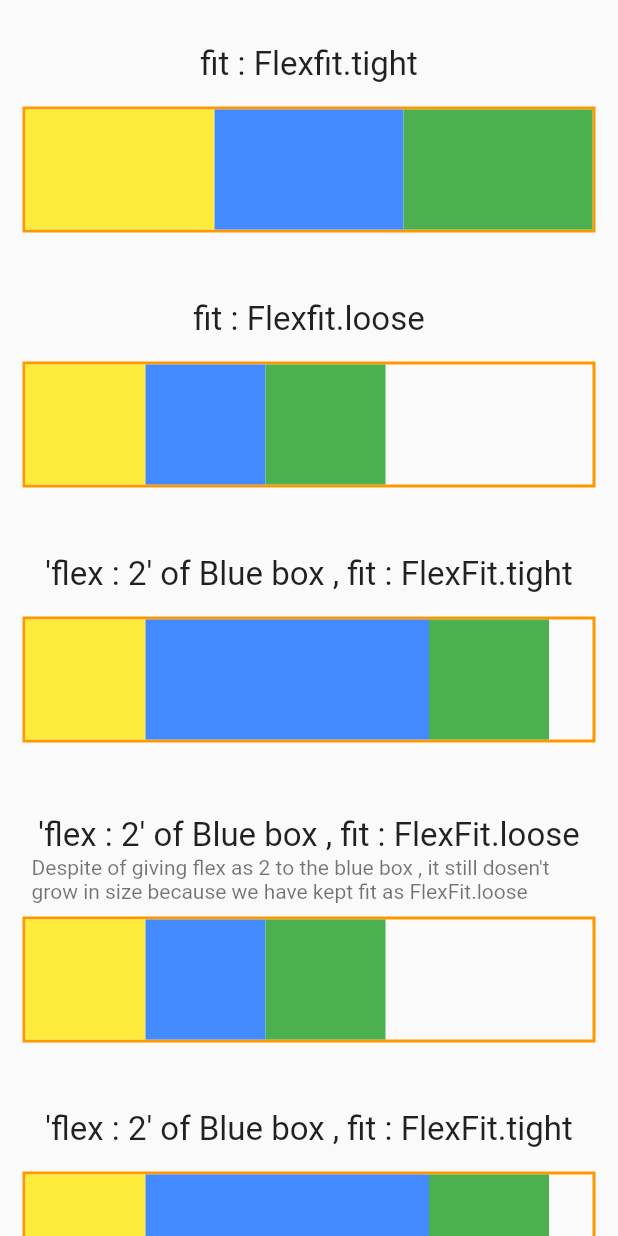
After one commit to ACM-VIT/fludget, a Flutter app: the FlexibleWidget screen opened directly, on a phone screen of 412 x 824 dp. The commit adds this screen. Run offline on Flutter 3.47's test engine with Material 2 defaults, Android fonts, the light colour scheme and no system bars; our stand-ins replace file_picker.

Commit message:
Initial update commit

```diff
--- /dev/null
+++ b/lib/flexible.dart
@@ -0,0 +1,225 @@
+import 'package:flutter/material.dart';
+
+class FlexibleWidget extends StatefulWidget {
+  const FlexibleWidget({Key? key}) : super(key: key);
+
+  @override
+  _FlexibleWidgetState createState() => _FlexibleWidgetState();
+}
+
+class _FlexibleWidgetState extends State<FlexibleWidget> {
+  @override
+  Widget build(BuildContext context) {
+    return Scaffold(
+      body: SingleChildScrollView(
+        child: Container(
+          child: Column(
+            children: [
+              Container(
+                margin: EdgeInsets.only(top: 30, bottom: 0),
+                child: Text(
+                  "fit : Flexfit.tight",
+                  style: TextStyle(fontSize: 22),
+                ),
+              ),
+              Container(
+                margin: EdgeInsets.all(15),
+                decoration: BoxDecoration(
+                    border: Border.all(color: Colors.orange, width: 2)),
+                width: double.infinity,
+                child: Row(
+                  children: [
+                    Flexible(
+                        fit: FlexFit.tight,
+                        child: Container(
+                          color: Colors.yellow,
+                          height: 80,
+                          width: 80,
+                        )),
+                    Flexible(
+                        fit: FlexFit.tight,
+                        child: Container(
+                          color: Colors.blueAccent,
+                          height: 80,
+                          width: 80,
+                        )),
+                    Flexible(
+                      fit: FlexFit.tight,
+                      child: Container(
+                        color: Colors.green,
+                        height: 80,
+                        width: 80,
+                      ),
+                    ),
+                  ],
+                ),
+              ),
+              Container(
+                margin: EdgeInsets.only(top: 30, bottom: 0),
+                child: Text(
+                  "fit : Flexfit.loose",
+                  style: TextStyle(fontSize: 22),
+                ),
+              ),
+              Container(
+                margin: EdgeInsets.all(15),
+                decoration: BoxDecoration(
+                    border: Border.all(color: Colors.orange, width: 2)),
+                width: double.infinity,
+                child: Row(
+                  children: [
+                    Flexible(
+                        fit: FlexFit.loose,
+                        child: Container(
+                          color: Colors.yellow,
+                          height: 80,
+                          width: 80,
+                        )),
+                    Flexible(
+                        fit: FlexFit.loose,
+                        child: Container(
+                          color: Colors.blueAccent,
+                          height: 80,
+                          width: 80,
+                        )),
+                    Flexible(
+                      fit: FlexFit.loose,
+                      child: Container(
+                        color: Colors.green,
+                        height: 80,
+                        width: 80,
+                      ),
+                    ),
+                  ],
+                ),
+              ),
+              Container(
+                margin: EdgeInsets.only(top: 30, bottom: 0),
+                child: Text(
+                  "\'flex : 2\' of Blue box , fit : FlexFit.tight",
+                  style: TextStyle(fontSize: 22),
+                ),
+              ),
+              Container(
+                margin: EdgeInsets.all(15),
+                decoration: BoxDecoration(
+                    border: Border.all(color: Colors.orange, width: 2)),
+                width: double.infinity,
+                child: Row(
+                  children: [
+                    Flexible(
+                        child: Container(
+                      color: Colors.yellow,
+                      height: 80,
+                      width: 80,
+                    )),
+                    Flexible(
+                        flex: 2,
+                        fit: FlexFit.tight,
+                        child: Container(
+                          color: Colors.blueAccent,
+                          height: 80,
+                          width: 80,
+                        )),
+                    Flexible(
+                      child: Container(
+                        color: Colors.green,
+                        height: 80,
+                        width: 80,
+                      ),
+                    ),
+                  ],
+                ),
+              ),
+              Container(
+                margin: EdgeInsets.only(top: 30, bottom: 0),
+                padding: EdgeInsets.symmetric(horizontal: 5),
+                child: ListTile(
+                  title: Text(
+                    "\'flex : 2\' of Blue box , fit : FlexFit.loose",
+                    style: TextStyle(
+                      fontSize: 22,
+                    ),
+                    textAlign: TextAlign.center,
+                  ),
+                  subtitle: Text(
+                      "Despite of giving flex as 2 to the blue box , it still dosen't grow in size because we have kept fit as FlexFit.loose"),
+                ),
+              ),
+              Container(
+                margin:
+                    EdgeInsets.only(bottom: 15, top: 5, left: 15, right: 15),
+                decoration: BoxDecoration(
+                    border: Border.all(color: Colors.orange, width: 2)),
+                width: double.infinity,
+                child: Row(
+                  children: [
+                    Flexible(
+                        child: Container(
+                      color: Colors.yellow,
+                      height: 80,
+                      width: 80,
+                    )),
+                    Flexible(
+                        flex: 2,
+                        fit: FlexFit.loose,
+                        child: Container(
+                          color: Colors.blueAccent,
+                          height: 80,
+                          width: 80,
+                        )),
+                    Flexible(
+                      child: Container(
+                        color: Colors.green,
+                        height: 80,
+                        width: 80,
+                      ),
+                    ),
+                  ],
+                ),
+              ),
+              Container(
+                margin: EdgeInsets.only(top: 30, bottom: 0),
+                child: Text(
+                  "\'flex : 2\' of Blue box , fit : FlexFit.tight",
+                  style: TextStyle(fontSize: 22),
+                ),
+              ),
+              Container(
+                margin: EdgeInsets.all(15),
+                decoration: BoxDecoration(
+                    border: Border.all(color: Colors.orange, width: 2)),
+                width: double.infinity,
+                child: Row(
+                  children: [
+                    Flexible(
+                        child: Container(
+                      color: Colors.yellow,
+                      height: 80,
+                      width: 80,
+                    )),
+                    Flexible(
+                        flex: 2,
+                        fit: FlexFit.tight,
+                        child: Container(
+                          color: Colors.blueAccent,
+                          height: 80,
+                          width: 80,
+                        )),
+                    Flexible(
+                      child: Container(
+                        color: Colors.green,
+                        height: 80,
+                        width: 80,
+                      ),
+                    ),
+                  ],
+                ),
+              ),
+            ],
+          ),
+        ),
+      ),
+    );
+  }
+}
--- a/lib/homepage.dart
+++ b/lib/homepage.dart
@@ -1,4 +1,5 @@
 import 'package:fludget/Models/widgetModel.dart';
+import 'package:fludget/flexible.dart';
 import 'package:fludget/routes/AnimatedBuilderWidget.dart';
 import 'package:fludget/routes/Card.dart';
 import 'package:fludget/routes/DataTable.dart';
@@ -33,6 +34,7 @@ import 'package:fludget/routes/textfield.dart';
 import 'package:fludget/routes/transform.dart';
 import 'package:fludget/routes/togglebutton.dart';
 import 'package:fludget/routes/wrap.dart';
+import 'package:fludget/routes/gridList.dart';
 import 'package:flutter/material.dart';
 
 class HomePage extends StatefulWidget {
@@ -262,7 +264,6 @@ class HomePageState extends State<HomePage> {
         link: "https://api.flutter.dev/flutter/material/DataTable-class.html",
       ),
       WidgetModel(
-
         name: "CheckboxListTile",
         subtitle: "A ListTile with a Checkbox",
         implementation: CheckboxListTileWidget(),
@@ -331,11 +332,18 @@ class HomePageState extends State<HomePage> {
           implementation: LinearProgressIndicatorSample(),
           description: LinearProgressIndicatorDescription()),
       WidgetModel(
-          name: "Circular Progress Indicator",
-          link:
-              "https://api.flutter.dev/flutter/material/CircularProgressIndicator-class.html",
-          implementation: CircularProgressIndicatorSample(),
-          description: CircularProgressIndicatorDescription(),
+        name: "Circular Progress Indicator",
+        link:
+            "https://api.flutter.dev/flutter/material/CircularProgressIndicator-class.html",
+        implementation: CircularProgressIndicatorSample(),
+        description: CircularProgressIndicatorDescription(),
+      ),
+      WidgetModel(
+        name: "Flexible",
+        link:
+            "https://api.flutter.dev/flutter/material/CircularProgressIndicator-class.html",
+        implementation: FlexibleWidget(),
+        description: CircularProgressIndicatorDescription(),
       ),
     ];
 
```
